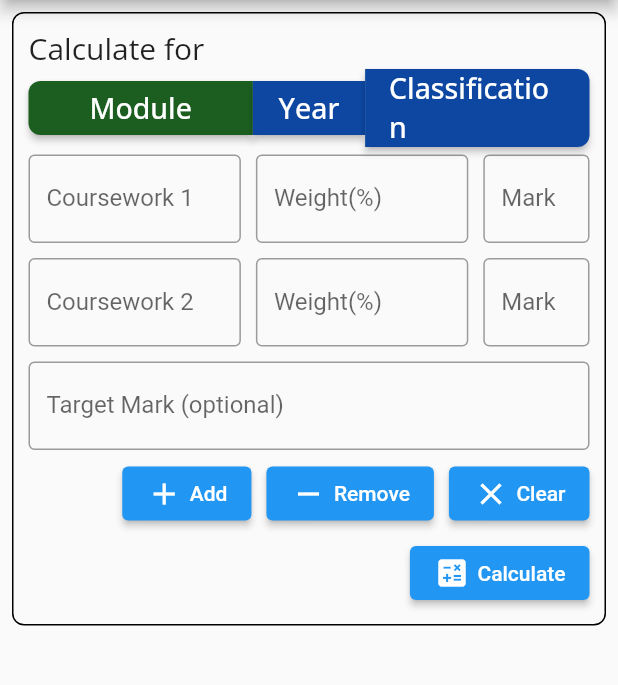
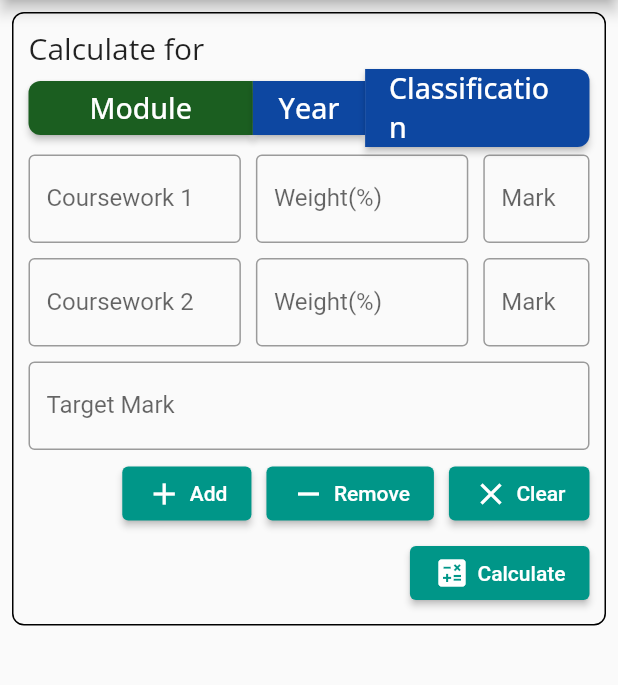
Before and after one commit to kharelprajwol/EasyIslington, a Flutter app: the screen it shows after launch, on a phone screen of 412 x 824 dp, the part 84-769 px from its top. Run offline on Flutter 3.47's test engine with Material 2 defaults, Android fonts, the phone set to English and light mode, and no system bars; our stand-ins replace flutter_form_builder, google_fonts, shared_preferences; missing offline and left inert: dart:ffi.

Commit message:
buttons color changed in grade calculator page

```diff
--- a/lib/features/grade_calculator/screens/calculator_screen.dart
+++ b/lib/features/grade_calculator/screens/calculator_screen.dart
@@ -244,7 +244,7 @@ class _GradeCalculatorState extends State<GradeCalculator> {
                       Expanded(
                         child: TextField(
                           decoration: InputDecoration(
-                            labelText: 'Target Mark (optional)',
+                            labelText: 'Target Mark',
                             border: OutlineInputBorder(),
                           ),
                         ),
@@ -283,7 +283,7 @@ class _GradeCalculatorState extends State<GradeCalculator> {
                       Expanded(
                         child: TextField(
                           decoration: InputDecoration(
-                            labelText: 'Target Mark (optional)',
+                            labelText: 'Target Mark',
                             border: OutlineInputBorder(),
                           ),
                         ),
@@ -311,7 +311,7 @@ class _GradeCalculatorState extends State<GradeCalculator> {
                       Expanded(
                         child: TextField(
                           decoration: InputDecoration(
-                            labelText: 'Target Mark (optional)',
+                            labelText: 'Target Mark',
                             border: OutlineInputBorder(),
                           ),
                         ),
@@ -446,6 +446,9 @@ class _GradeCalculatorState extends State<GradeCalculator> {
                   Text('Add'),
                 ],
               ),
+              style: ElevatedButton.styleFrom(
+                primary: Colors.teal,
+              ),
             ),
             SizedBox(width: 10), // Add some space between buttons
             ElevatedButton(
@@ -457,6 +460,9 @@ class _GradeCalculatorState extends State<GradeCalculator> {
                   Text('Remove'),
                 ],
               ),
+              style: ElevatedButton.styleFrom(
+                primary: Colors.teal,
+              ),
             ),
             SizedBox(width: 10), // Add some space between buttons
             ElevatedButton(
@@ -467,6 +473,9 @@ class _GradeCalculatorState extends State<GradeCalculator> {
                   SizedBox(width: 5), // Add some space between icon and text
                   Text('Clear'),
                 ],
+              ),
+              style: ElevatedButton.styleFrom(
+                primary: Colors.teal,
               ),
             ),
           ],
@@ -484,6 +493,9 @@ class _GradeCalculatorState extends State<GradeCalculator> {
                   Text('Calculate'),
                 ],
               ),
+              style: ElevatedButton.styleFrom(
+                primary: Colors.teal,
+              ),
             ),
           ],
         ),
```
